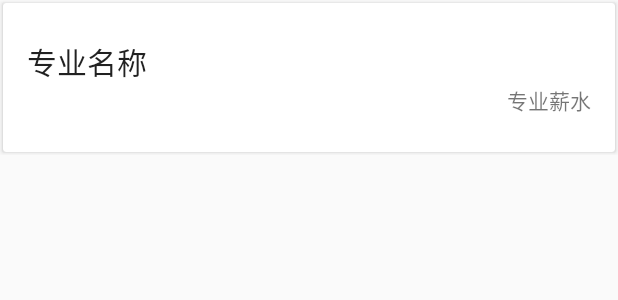
After one commit to styluo/CollegeEntranceExamination, an Android app: the layout item_major_list.xml on its own in the app's theme, with its tools: preview values and no code run, on a phone screen of 412 x 824 dp. The commit adds this screen. Shown: the top 300 px of the screen. Run offline under Robolectric (Android 15) with nearby library versions, the phone set to English and light mode, and no system bars.

Commit message:
添加专业查询使用的本地sqlite数据库，并添加RecyclerView上滑自动加载以及下拉刷新功能

```diff
--- /dev/null
+++ b/app/src/main/res/layout/item_major_list.xml
@@ -0,0 +1,34 @@
+<?xml version="1.0" encoding="utf-8"?>
+<LinearLayout xmlns:android="http://schemas.android.com/apk/res/android"
+    xmlns:tools="http://schemas.android.com/tools"
+    android:orientation="vertical" android:layout_width="match_parent"
+    android:layout_height="wrap_content">
+
+    <android.support.v7.widget.CardView
+        android:layout_width="match_parent"
+        android:layout_height="wrap_content"
+        android:layout_margin="@dimen/major_info_cv_margin">
+        <LinearLayout
+            style="@style/Widget.CardContent"
+            android:layout_width="match_parent"
+            android:layout_height="wrap_content">
+
+            <TextView
+                android:id="@+id/tv_major_name"
+                android:layout_width="match_parent"
+                android:layout_height="wrap_content"
+                android:textAppearance="@style/TextAppearance.AppCompat.Title"
+                android:lines="1"
+                android:ellipsize="end"
+                tools:text="专业名称"/>
+
+            <TextView
+                android:id="@+id/tv_major_salary"
+                android:layout_width="match_parent"
+                android:layout_height="wrap_content"
+                android:gravity="right"
+                tools:text="专业薪水"/>
+
+        </LinearLayout>
+    </android.support.v7.widget.CardView>
+</LinearLayout>
--- a/app/src/main/res/values/dimens.xml
+++ b/app/src/main/res/values/dimens.xml
@@ -37,4 +37,7 @@
     <dimen name="loading_pb_lw">65dp</dimen>
     <dimen name="loading_pb_lh">65dp</dimen>
     <dimen name="loading_rl_margin">10dp</dimen>
+
+    <!--MajorInfoActivity-->
+    <dimen name="major_info_cv_margin">2dp</dimen>
 </resources>
```
Also changed, not shown: app/src/main/java/edu/shu/styluo/collegeentranceexamination/presenter/MajorListContract.java (+33 -0 lines), app/src/main/java/edu/shu/styluo/collegeentranceexamination/presenter/MajorListPresenter.java (+80 -0 lines), app/src/main/java/edu/shu/styluo/collegeentranceexamination/view/activity/MajorListActivity.java (+111 -0 lines), app/src/main/java/edu/shu/styluo/collegeentranceexamination/view/adapter/MajorInfoRecyclerAdapter.java (added, +50 -0 lines), app/src/main/java/edu/shu/styluo/collegeentranceexamination/view/viewhodler/MajorInfoRecyclerViewHolder.java (added, +36 -0 lines), app/src/main/res/layout/activity_major_list.xml (+13 -10 lines).
